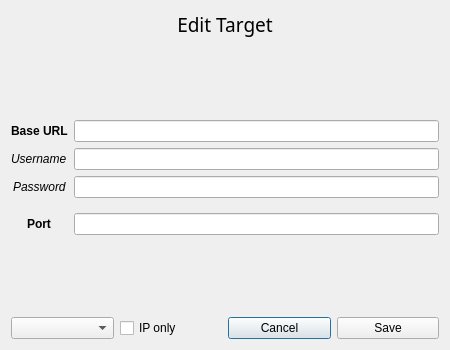
0xInfection/TIDoS-Framework, file core/qt5/EditTargetDialog.ui: the form before one commit.
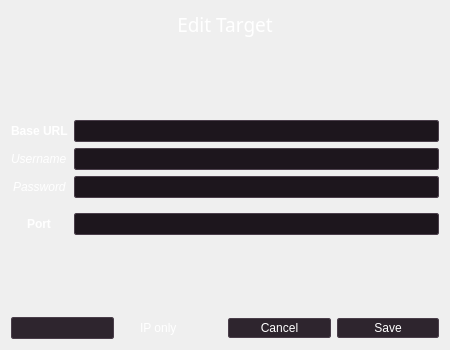
The form after the commit. Icons and pictures are not drawn.

Diff of the .ui file:
```diff
--- a/core/qt5/EditTargetDialog.ui
+++ b/core/qt5/EditTargetDialog.ui
@@ -19,6 +19,186 @@
   <property name="windowTitle">
    <string>Dialog</string>
   </property>
+  <property name="styleSheet">
+   <string notr="true">QDialog *:enabled {
+color: #ffffff;
+}
+
+QTabWidget::tab-bar {
+background-color: #130e13;
+min-width: 21;
+} 
+
+QTabBar::tab {
+min-width: 21;
+background: #130e13; /*221922*/
+border-top-left-radius: 2px;
+border-top-right-radius: 2px;
+spacing: 6;
+padding: 2px;
+}
+
+QTabBar::tab:selected {
+border: 1px solid #4a3e4a;
+border-right-color: #130e13; 
+background: #130e13;
+}
+QTabBar::tab:!selected {
+border: 1px solid #221922;
+border-left-color: #130e13; 
+border-right-color: #4a3e4a; 
+background: #221922;
+}
+QTabBar::tab:first:!selected {
+border: 1px solid #130e13;
+border-right-color: #4a3e4a; 
+border-top-color: #4a3e4a; 
+border-bottom-color: #221922;
+background: #221922;
+}
+QTabBar::tab:last:!selected {
+border: 1px solid #130e13;
+border-right-color: #4a3e4a; 
+border-bottom-color: #4a3e4a; 
+border-top-color: #221922;
+background: #221922;
+}
+
+QPushButton {
+padding: 2;
+spacing: 6;
+background-color: #2e252e;
+border: 1px solid #4a3e4a;
+min-width: 74px;
+border-radius: 2px;
+}
+
+QPushButton:pressed {
+background-color: #1d161d;
+}
+
+QGroupBox {
+    background-color: #1d161d;
+    border: 1px solid #4a3e4a;
+    border-radius: 2px;
+	padding: 2;
+	padding-top: 20px;
+    /*margin-top: 1ex;  leave space at the top for the title */
+}
+QGroupBox::title {
+    subcontrol-origin: padding;
+    subcontrol-position: top center; /* position at the top center */
+    padding:  5px;
+}
+
+QComboBox {
+border-radius: 2px;
+padding: 2;
+spacing: 6;
+background-color: #2e252e;
+border: 1px solid #4a3e4a;
+min-width: 74px;
+}
+
+QComboBox:on {
+background-color: #1d161d;
+}
+
+QComboBox QAbstractItemView {
+    border: none;
+	background-color: #130e13;
+	selection-background-color: #221922;
+}
+
+QComboBox::drop-down {
+border-color: #2e252e;
+padding: 2;
+}
+
+
+QComboBox::down-arrow {
+    image: url(core/qt5/icons/down.svg);
+}
+
+QListView {
+border: 1px solid #4a3e4a;
+padding: 2;
+border-radius: 2px;
+background-color: #1d161d;
+font-size: 10pt;
+selection-background-color: #271d27;
+}
+
+QTreeView {
+border: 1px solid #4a3e4a;
+padding: 2;
+border-radius: 2px;
+background-color: #1d161d;
+selection-background-color: #271d27;
+}
+
+QLineEdit {
+border: 1px solid #4a3e4a;
+padding: 2;
+border-radius: 2px;
+background-color: #1d161d;
+selection-background-color: #271d27;
+}
+
+QFrame[frameShape=&quot;4&quot;] {
+color: #c8bdc8;
+}
+
+QFrame[frameShape=&quot;5&quot;] {
+color: #c8bdc8;
+}
+
+QTabBar QToolButton {
+border: none;
+background-color: #130e13
+}
+
+QCheckBox::indicator {
+border: 1px solid transparent;
+}
+QCheckBox::indicator:checked {
+border-color: transparent;
+background-color: transparent;
+image: url(core/qt5/icons/check.png);
+}
+
+QCheckBox::indicator:indeterminate {
+border-color: transparent;
+background-color: transparent;
+image: url(core/qt5/icons/check.png);
+}
+
+QCheckBox::indicator:unchecked {
+background-color: #221922;
+image: none;
+}
+
+QTreeView::indicator {
+border: 1px solid transparent;
+}
+QTreeView::indicator:checked {
+border-color: transparent;
+background-color: transparent;
+image: url(core/qt5/icons/check.png);
+}
+
+QTreeView::indicator:indeterminate {
+border-color: transparent;
+background-color: transparent;
+image: url(core/qt5/icons/check.png);
+}
+
+QTreeView::indicator:unchecked {
+background-color: #221922;
+image: none;
+}
+</string>
+  </property>
   <property name="sizeGripEnabled">
    <bool>false</bool>
   </property>
```
